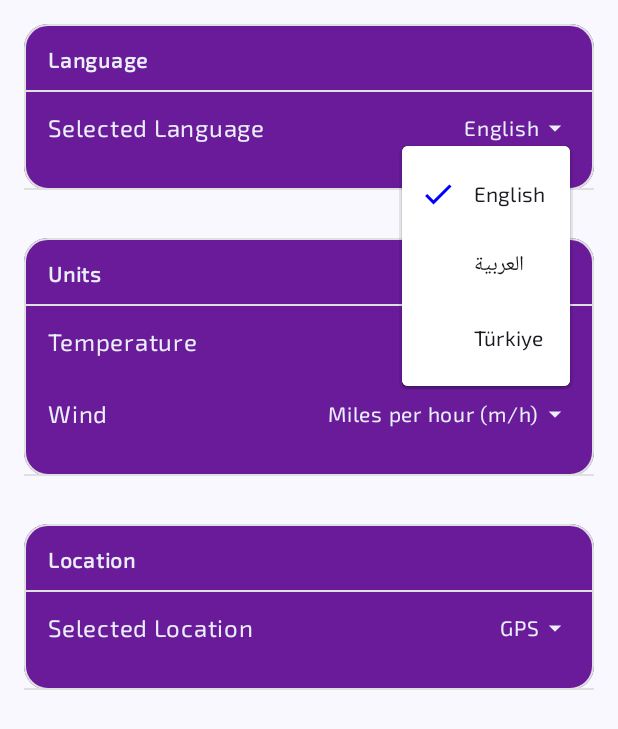
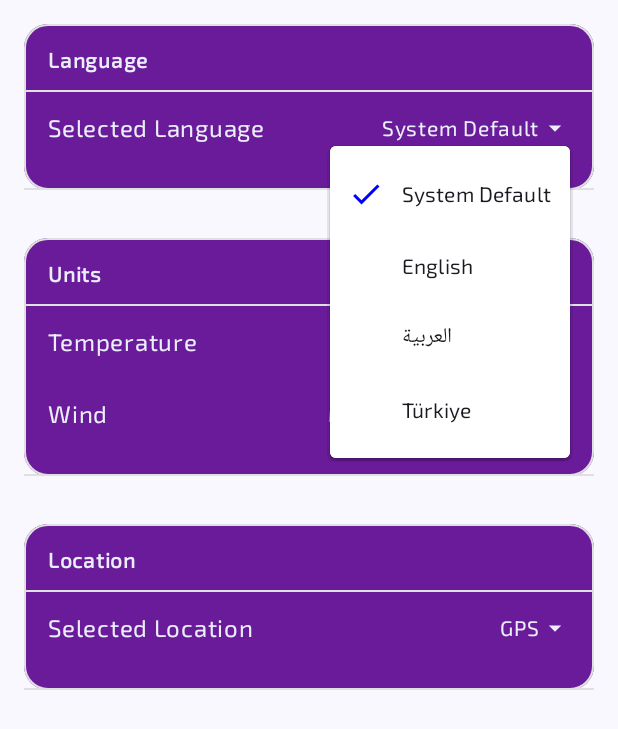
Before and after one commit to habibaelhadi/Clima, an Android app built with Jetpack Compose: the composable SettingsScreen shown on its own in the app's theme, after a tap on "Selected Language", on a phone screen of 412 x 824 dp. Shown: the top 729 px of the screen. Run offline under Robolectric (Android 15) with nearby library versions, the phone set to English and light mode, and no system bars; our stand-ins replace Room's generated code; libraries missing offline, so code that uses them is left out: np.com.susanthapa; network calls fail.

Commit message:
Add system default option in language settings

```diff
--- a/Clima/app/src/main/java/com/example/clima/composable/details/viewmodel/DetailsViewModel.kt
+++ b/Clima/app/src/main/java/com/example/clima/composable/details/viewmodel/DetailsViewModel.kt
@@ -42,7 +42,10 @@ class DetailsViewModel(private val weatherRepo: WeatherRepo) : ViewModel() {
     fun getWeather(lat: Double, lng: Double) {
         viewModelScope.launch(Dispatchers.IO + exceptionHandler) {
             val temp = getUnitCode(weatherRepo.getTemperatureUnit())
-            val language = getLanguageCode(weatherRepo.getLanguage()).toString()
+            val language = when(getLanguageCode(weatherRepo.getLanguage()).toString()){
+            "ar_EG" -> "ar"
+            else -> getLanguageCode(weatherRepo.getLanguage()).toString()
+        }
             try {
                 val current = async {
                     weatherRepo.getCurrentWeather(lat, lng, temp, language)
--- a/Clima/app/src/main/java/com/example/clima/composable/home/viewmodel/HomeViewModel.kt
+++ b/Clima/app/src/main/java/com/example/clima/composable/home/viewmodel/HomeViewModel.kt
@@ -53,7 +53,10 @@ class HomeViewModel(private val weatherRepo: WeatherRepo) : ViewModel() {
             val lat = weatherRepo.getMapCoordinates().first.toDouble()
             val lng = weatherRepo.getMapCoordinates().second.toDouble()
             val temp = getUnitCode(weatherRepo.getTemperatureUnit())
-            val savedLanguage = getLanguageCode(weatherRepo.getLanguage()).toString()
+            val savedLanguage = when(getLanguageCode(weatherRepo.getLanguage()).toString()){
+                "ar_EG" -> "ar"
+                else -> getLanguageCode(weatherRepo.getLanguage()).toString()
+            }
 
             try {
                 val current = async {
--- a/Clima/app/src/main/java/com/example/clima/composable/settings/view/SettingsScreen.kt
+++ b/Clima/app/src/main/java/com/example/clima/composable/settings/view/SettingsScreen.kt
@@ -108,14 +108,14 @@ fun LanguageSettingsScreen(context: Context, repo: WeatherRepo, viewModel: Setti
 
         SettingRow(
             label = stringResource(R.string.selected_language),
-            options = listOf("English", "العربية", "Türkiye"),
-            defaultValue = savedLanguage // Correctly set the saved language
+            options = listOf(stringResource(R.string.system_default), "English", "العربية", "Türkiye"),
+            defaultValue = savedLanguage
         ) { newLanguage ->
             viewModel.setLanguage(newLanguage)
             setLocale(context, newLanguage)
 
-            updateUnitsBasedOnLanguage(context,repo,newLanguage)
-            updateLocationBasedOnLanguage(context,repo,newLanguage)
+            updateUnitsBasedOnLanguage(context, repo, newLanguage)
+            updateLocationBasedOnLanguage(context, repo, newLanguage)
 
             // Restart activity to apply language change
             val intent = Intent(context, MainActivity::class.java)
--- a/Clima/app/src/main/java/com/example/clima/local/SharedPreferencesDataSource.kt
+++ b/Clima/app/src/main/java/com/example/clima/local/SharedPreferencesDataSource.kt
@@ -94,8 +94,8 @@ class SharedPreferencesDataSource private constructor(val context : Context) : I
     }
 
     override fun getLanguage(): String {
-        val value = prefs.getString("app_language", "English")
-        return value ?: "English"
+        val value = prefs.getString("app_language", context.getString(R.string.system_default))
+        return value ?: context.getString(R.string.system_default)
     }
 
     override fun setMapCoordinates(lat: String, lon: String) {
--- a/Clima/app/src/main/res/values/strings.xml
+++ b/Clima/app/src/main/res/values/strings.xml
@@ -51,4 +51,5 @@
     <string name="current_weather">Current weather: %1$s</string>
     <string name="open">Open</string>
     <string name="weather_data_not_available">Weather data not available</string>
+    <string name="system_default">System Default</string>
 </resources>
```
Also changed, not shown: Clima/app/src/main/java/com/example/clima/composable/home/view/Forecast.kt (+6 -2 lines), Clima/app/src/main/java/com/example/clima/utilites/Functions.kt (+31 -4 lines), 2 other files.
